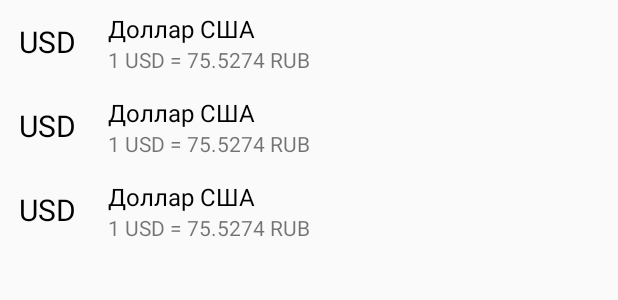
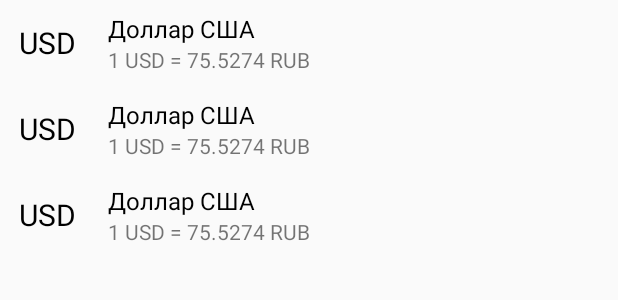
Before and after one commit to alexanderpodkopaevdev/CurrencyRates, an Android app: the layout fragment_currencies_list.xml on its own in the app's theme, with its tools: preview values and no code run, on a phone screen of 412 x 824 dp. Shown: the top 300 px of the screen. Run offline under Robolectric (Android 15) with nearby library versions, the phone set to English and light mode, and no system bars; network calls fail.

Commit message:
Исправлен баг с длинными названиями валют

```diff
--- a/app/src/main/res/layout/currency_item.xml
+++ b/app/src/main/res/layout/currency_item.xml
@@ -2,7 +2,7 @@
 <LinearLayout xmlns:android="http://schemas.android.com/apk/res/android"
     xmlns:tools="http://schemas.android.com/tools"
     android:layout_width="match_parent"
-    android:layout_height="56dp"
+    android:layout_height="wrap_content"
     android:orientation="horizontal"
     android:padding="8dp">
 
@@ -27,6 +27,7 @@
         android:layout_width="wrap_content"
         android:layout_height="match_parent"
         android:paddingStart="16dp"
+        android:paddingEnd="16dp"
         android:orientation="vertical">
 
         <TextView
```
